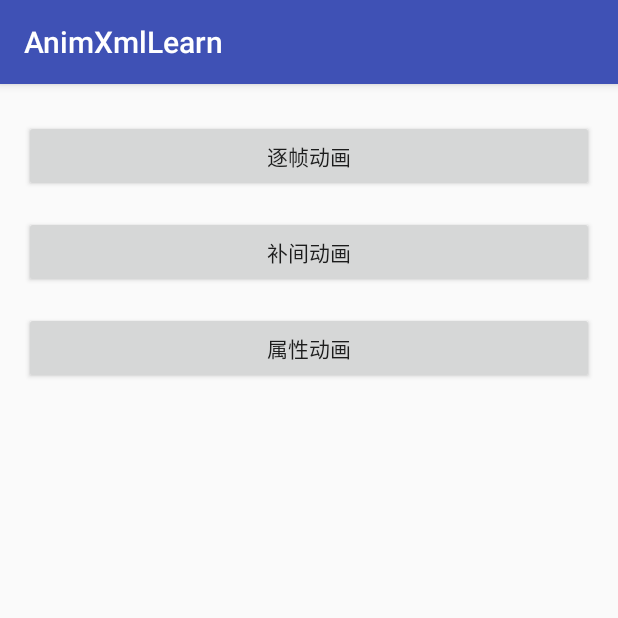
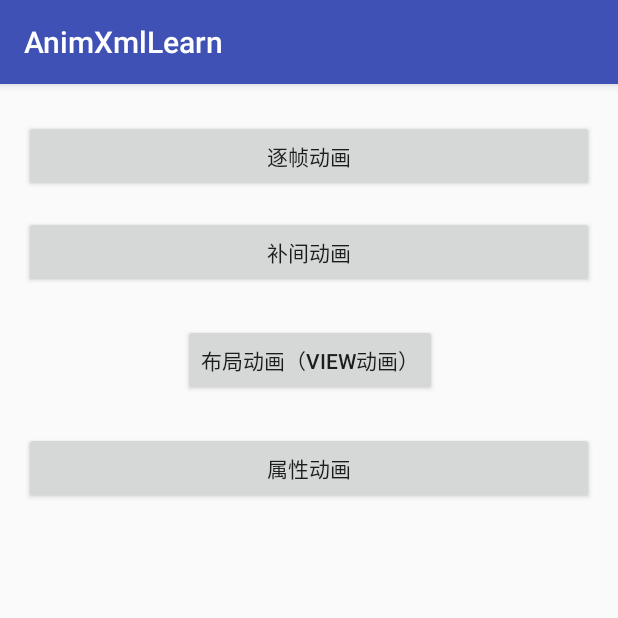
Before and after one commit to hykruntoahead/AnimXmlLearn, an Android app: the screen it shows after launch (MainActivity), on a phone screen of 412 x 824 dp, the top half of it. Run offline under Robolectric (Android 15) with nearby library versions, the phone set to English and light mode, and no system bars.

Commit message:
view_set修改；加入布局动画相关代码-layoutAnimation

```diff
--- a/app/src/main/AndroidManifest.xml
+++ b/app/src/main/AndroidManifest.xml
@@ -17,9 +17,9 @@
                 <category android:name="android.intent.category.DEFAULT"/>
             </intent-filter>
         </activity>
-       <activity android:name=".FrameActivity"/>
+        <activity android:name=".FrameActivity"/>
         <activity android:name=".TweenActivity"/>
-
+        <activity android:name=".LayoutAnimActivity"/>
     </application>
 
 </manifest>
--- a/app/src/main/java/com/example/heyukun/animxmllearn/MainActivity.java
+++ b/app/src/main/java/com/example/heyukun/animxmllearn/MainActivity.java
@@ -23,6 +23,12 @@ public class MainActivity extends AppCompatActivity {
                 startActivity(new Intent(MainActivity.this,TweenActivity.class));
             }
         });
+        findViewById(R.id.btn_la).setOnClickListener(new View.OnClickListener() {
+            @Override
+            public void onClick(View v) {
+                startActivity(new Intent(MainActivity.this,LayoutAnimActivity.class));
+            }
+        });
         findViewById(R.id.button_pro).setOnClickListener(new View.OnClickListener() {
             @Override
             public void onClick(View v) {
--- a/app/src/main/java/com/example/heyukun/animxmllearn/TweenActivity.java
+++ b/app/src/main/java/com/example/heyukun/animxmllearn/TweenActivity.java
@@ -6,7 +6,6 @@ import android.support.v7.app.AppCompatActivity;
 import android.view.View;
 import android.view.animation.Animation;
 import android.view.animation.AnimationUtils;
-import android.widget.Button;
 import android.widget.ImageView;
 
 /**
--- /dev/null
+++ b/app/src/main/res/anim/anim_layout.xml
@@ -0,0 +1,6 @@
+<?xml version="1.0" encoding="utf-8"?>
+<layoutAnimation  xmlns:android="http://schemas.android.com/apk/res/android"
+    android:delay="1"
+    android:animationOrder="random"
+    android:animation="@anim/anim_layout_item">
+</layoutAnimation>
--- a/app/src/main/res/anim/view_rotate.xml
+++ b/app/src/main/res/anim/view_rotate.xml
@@ -1,8 +1,6 @@
 <?xml version="1.0" encoding="utf-8"?>
 <rotate xmlns:android="http://schemas.android.com/apk/res/android"
     android:duration="1500"
-    android:fillBefore = "false"
-    android:fillAfter="true"
     android:fromDegrees="0"
     android:interpolator="@android:anim/anticipate_overshoot_interpolator"
     android:pivotX="100%"
--- a/app/src/main/res/anim/view_scale.xml
+++ b/app/src/main/res/anim/view_scale.xml
@@ -1,8 +1,7 @@
 <?xml version="1.0" encoding="utf-8"?>
 <scale xmlns:android="http://schemas.android.com/apk/res/android"
     android:duration="1000"
-    android:fillBefore = "true"
-    android:fillAfter="false"
+    android:fillAfter="true"
     android:fromXScale="1"
     android:fromYScale="1"
     android:interpolator="@android:anim/accelerate_decelerate_interpolator"
--- a/app/src/main/res/layout/activity_main.xml
+++ b/app/src/main/res/layout/activity_main.xml
@@ -43,12 +43,26 @@
         android:layout_height="wrap_content"
         android:layout_marginLeft="16dp"
         android:layout_marginRight="16dp"
-        android:layout_marginTop="16dp"
         android:text="@string/anim_pro"
         app:layout_constraintLeft_toLeftOf="parent"
         app:layout_constraintRight_toRightOf="parent"
+        android:layout_marginStart="16dp"
+        android:layout_marginEnd="16dp"
+        app:layout_constraintHorizontal_bias="0.0"
+        android:layout_marginTop="24dp"
+        app:layout_constraintTop_toBottomOf="@+id/btn_la" />
+
+    <Button
+        android:id="@+id/btn_la"
+        android:layout_width="wrap_content"
+        android:layout_height="wrap_content"
+        android:layout_marginTop="24dp"
+        android:text="@string/anim_layout"
         app:layout_constraintTop_toBottomOf="@+id/button_tween"
-        android:layout_marginStart="16dp"
-        android:layout_marginEnd="16dp" />
+        android:layout_marginLeft="16dp"
+        app:layout_constraintLeft_toLeftOf="parent"
+        android:layout_marginRight="16dp"
+        app:layout_constraintRight_toRightOf="parent"
+        app:layout_constraintHorizontal_bias="0.502" />
 
 </android.support.constraint.ConstraintLayout>
--- a/app/src/main/res/values/strings.xml
+++ b/app/src/main/res/values/strings.xml
@@ -12,6 +12,7 @@
     <string name="view_translate">平移</string>
     <string name="view_rotate">旋转</string>
     <string name="view_set">组合</string>
+    <string name="anim_layout">布局动画（View动画）</string>
 
 
 </resources>
```
Also changed, not shown: app/src/main/java/com/example/heyukun/animxmllearn/LayoutAnimActivity.java (added, +27 -0 lines), app/src/main/res/anim/anim_layout_item.xml (added, +8 -0 lines), app/src/main/res/anim/view_set.xml (+10 -11 lines), app/src/main/res/layout/activity_layout.xml (added, +12 -0 lines).
